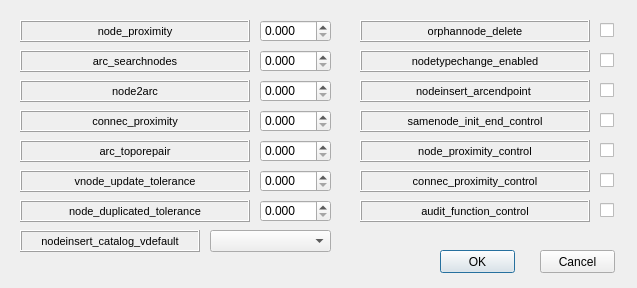
Old version of the form ui/config.ui in the repository Giswater/giswater_qgis_plugin.
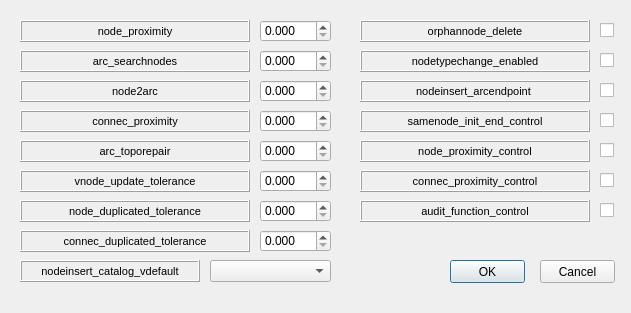
New version of the form.

Commit message: Manage 'i18n' of the form: config

```diff
--- a/ui/config.ui
+++ b/ui/config.ui
@@ -6,8 +6,8 @@
    <rect>
     <x>0</x>
     <y>0</y>
-    <width>637</width>
-    <height>288</height>
+    <width>631</width>
+    <height>313</height>
    </rect>
   </property>
   <property name="windowTitle">
@@ -32,8 +32,8 @@
   <widget class="QPushButton" name="btn_accept">
    <property name="geometry">
     <rect>
-     <x>440</x>
-     <y>250</y>
+     <x>450</x>
+     <y>260</y>
      <width>75</width>
      <height>23</height>
     </rect>
@@ -46,7 +46,7 @@
    <property name="geometry">
     <rect>
      <x>540</x>
-     <y>250</y>
+     <y>260</y>
      <width>75</width>
      <height>23</height>
     </rect>
@@ -239,7 +239,7 @@
    <property name="geometry">
     <rect>
      <x>20</x>
-     <y>230</y>
+     <y>260</y>
      <width>180</width>
      <height>22</height>
     </rect>
@@ -439,7 +439,7 @@
    <property name="geometry">
     <rect>
      <x>210</x>
-     <y>230</y>
+     <y>260</y>
      <width>121</width>
      <height>22</height>
     </rect>
@@ -702,6 +702,52 @@
     <string/>
    </property>
   </widget>
+  <widget class="QLabel" name="label_connec_duplicated_tolerance">
+   <property name="geometry">
+    <rect>
+     <x>20</x>
+     <y>230</y>
+     <width>230</width>
+     <height>22</height>
+    </rect>
+   </property>
+   <property name="font">
+    <font>
+     <pointsize>8</pointsize>
+    </font>
+   </property>
+   <property name="frameShape">
+    <enum>QFrame::Box</enum>
+   </property>
+   <property name="frameShadow">
+    <enum>QFrame::Raised</enum>
+   </property>
+   <property name="text">
+    <string>connec_duplicated_tolerance</string>
+   </property>
+   <property name="alignment">
+    <set>Qt::AlignCenter</set>
+   </property>
+   <property name="margin">
+    <number>3</number>
+   </property>
+  </widget>
+  <widget class="QDoubleSpinBox" name="connec_duplicated_tolerance">
+   <property name="geometry">
+    <rect>
+     <x>260</x>
+     <y>230</y>
+     <width>71</width>
+     <height>22</height>
+    </rect>
+   </property>
+   <property name="decimals">
+    <number>3</number>
+   </property>
+   <property name="singleStep">
+    <double>0.010000000000000</double>
+   </property>
+  </widget>
  </widget>
  <resources/>
  <connections/>
```
The commit also changes 4 other files.
